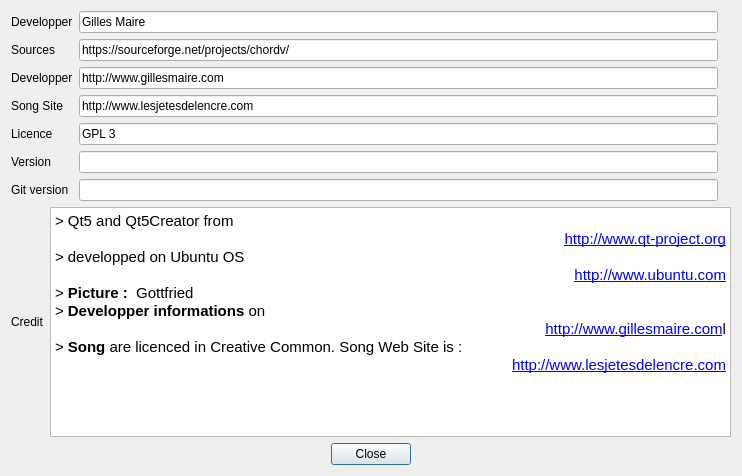
Before: the Qt Designer form chordv/src/dialogabout.ui in jpcima/chordv, drawn with Qt 5.
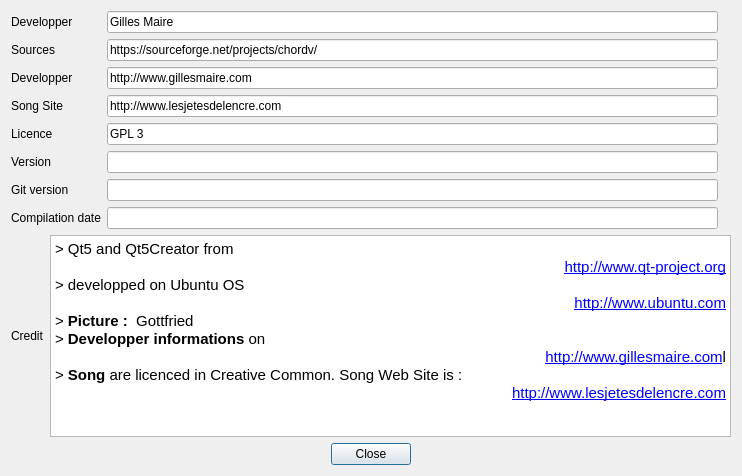
After: the same form once the commit is applied. Icons and pictures are not drawn.

The edit to the form file:
```diff
--- a/chordv/src/dialogabout.ui
+++ b/chordv/src/dialogabout.ui
@@ -73,6 +73,13 @@
                </property>
               </widget>
              </item>
+             <item>
+              <widget class="QLabel" name="labelDate">
+               <property name="text">
+                <string>Compilation date</string>
+               </property>
+              </widget>
+             </item>
             </layout>
            </item>
            <item>
@@ -147,6 +154,16 @@
                </property>
               </widget>
              </item>
+             <item>
+              <widget class="QLineEdit" name="lineEditDate">
+               <property name="text">
+                <string/>
+               </property>
+               <property name="readOnly">
+                <bool>true</bool>
+               </property>
+              </widget>
+             </item>
             </layout>
            </item>
           </layout>
@@ -178,7 +195,7 @@
             <string>&lt;!DOCTYPE HTML PUBLIC &quot;-//W3C//DTD HTML 4.0//EN&quot; &quot;http://www.w3.org/TR/REC-html40/strict.dtd&quot;&gt;
 &lt;html&gt;&lt;head&gt;&lt;meta name=&quot;qrichtext&quot; content=&quot;1&quot; /&gt;&lt;style type=&quot;text/css&quot;&gt;
 p, li { white-space: pre-wrap; }
-&lt;/style&gt;&lt;/head&gt;&lt;body style=&quot; font-family:'Noto Sans'; font-size:9pt; font-weight:400; font-style:normal;&quot;&gt;
+&lt;/style&gt;&lt;/head&gt;&lt;body style=&quot; font-family:'Noto Sans'; font-size:10pt; font-weight:400; font-style:normal;&quot;&gt;
 &lt;p style=&quot; margin-top:0px; margin-bottom:0px; margin-left:0px; margin-right:0px; -qt-block-indent:0; text-indent:0px;&quot;&gt;&lt;span style=&quot; font-family:'Ubuntu'; font-size:11pt;&quot;&gt;&amp;gt; Qt5 and Qt5Creator from &lt;/span&gt;&lt;/p&gt;
 &lt;p align=&quot;right&quot; style=&quot; margin-top:0px; margin-bottom:0px; margin-left:0px; margin-right:0px; -qt-block-indent:0; text-indent:0px;&quot;&gt;&lt;a href=&quot;http://www.qt-project.org&quot;&gt;&lt;span style=&quot; font-family:'Ubuntu'; font-size:11pt; text-decoration: underline; color:#0000ff;&quot;&gt;http://www.qt-project.org&lt;/span&gt;&lt;/a&gt;&lt;/p&gt;
 &lt;p style=&quot; margin-top:0px; margin-bottom:0px; margin-left:0px; margin-right:0px; -qt-block-indent:0; text-indent:0px;&quot;&gt;&lt;span style=&quot; font-family:'Ubuntu'; font-size:11pt;&quot;&gt;&amp;gt; developped on Ubuntu OS &lt;/span&gt;&lt;/p&gt;
```
